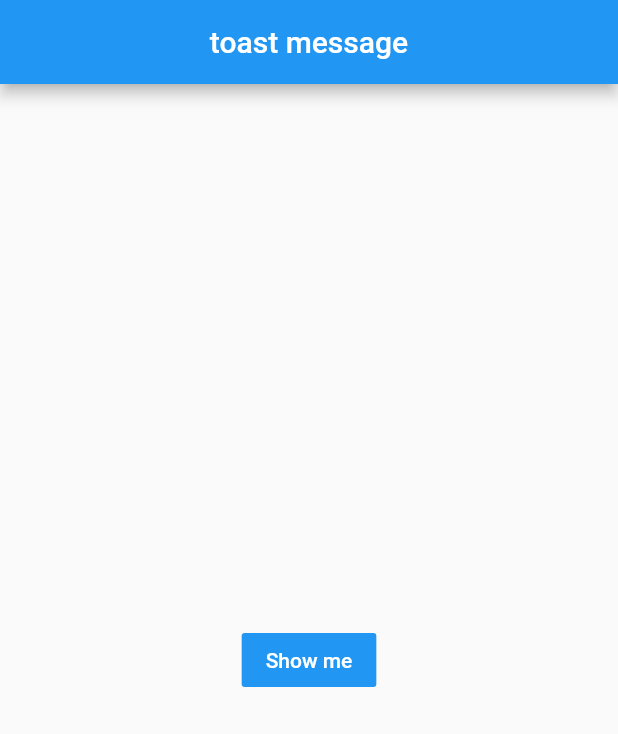
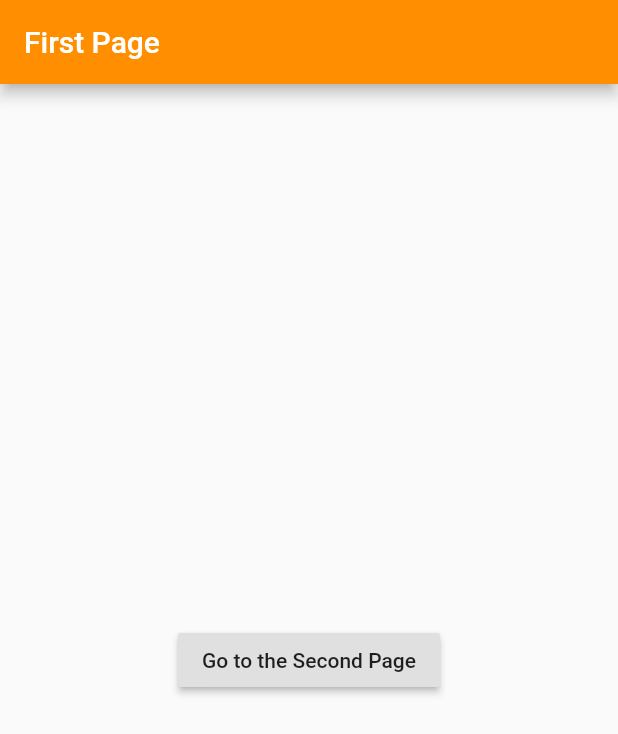
Before and after one commit to gooya6609/thanks_flutter, a Flutter app: the screen it shows after launch, on a phone screen of 412 x 824 dp. Shown: the top 734 px of the screen. Run offline on Flutter 3.47's test engine with Material 2 defaults, Android fonts, the phone set to English and light mode, and no system bars.

Commit message:
8/10 Navagation

```diff
--- a/lib/main.dart
+++ b/lib/main.dart
@@ -1,5 +1,4 @@
 import 'package:flutter/material.dart';
-import 'package:fluttertoast/fluttertoast.dart';
 
 void main() => runApp(MyApp());
 
@@ -7,55 +6,55 @@ class MyApp extends StatelessWidget {
   @override
   Widget build(BuildContext context) {
     return MaterialApp(
-      title: 'toast message',
-      debugShowCheckedModeBanner: false,
-      color: Colors.blue,
-      home: MyPage(),
+      title: 'Navigation App',
+      theme: ThemeData(
+        backgroundColor: Colors.red,
+      ),
+      home: FirstPage(),
     );
   }
 }
 
-class MyPage extends StatelessWidget {
+class FirstPage extends StatelessWidget {
   @override
   Widget build(BuildContext context) {
     return Scaffold(
       appBar: AppBar(
-        title: Text('toast message'),
-        backgroundColor: Colors.blue,
-        centerTitle: true,
+        title: Text('First Page'),
+        backgroundColor: Colors.amber[800],
       ),
-      body: MyToastBtn(),
-    );
-  }
-}
-
-class MyToastBtn extends StatelessWidget {
-  @override
-  Widget build(BuildContext context) {
-    return Center(
-      child: FlatButton(
-        onPressed: () {
-          flutterToast();
-        },
-        child: Text(
-          'Show me',
-          style: TextStyle(
-            color: Colors.white,
-          ),
+      body: Center(
+        child: RaisedButton(
+          onPressed: () {
+            Navigator.push(
+              context,
+              MaterialPageRoute(
+                builder: (BuildContext context) {
+                  return SecondPage();
+                },
+              ),
+            );
+          },
+          child: Text('Go to the Second Page'),
         ),
-        color: Colors.blue,
       ),
     );
   }
 }
 
-void flutterToast() {
-  Fluttertoast.showToast(
-    msg: 'Hello',
-    textColor: Colors.white,
-    backgroundColor: Colors.amber,
-    gravity: ToastGravity.BOTTOM,
-    fontSize: 20.0,
-    toastLength: Toast.LENGTH_SHORT,
-  );
+class SecondPage extends StatelessWidget {
+  @override
+  Widget build(BuildContext context) {
+    return Scaffold(
+      appBar: AppBar(
+        title: Text('Second Page'),
+      ),
+      body: Center(
+        child: RaisedButton(
+          onPressed: () {},
+          child: Text('Go to the First Page'),
+        ),
+      ),
+    );
+  }
 }
```
Also changed, not shown: 3 other files.
